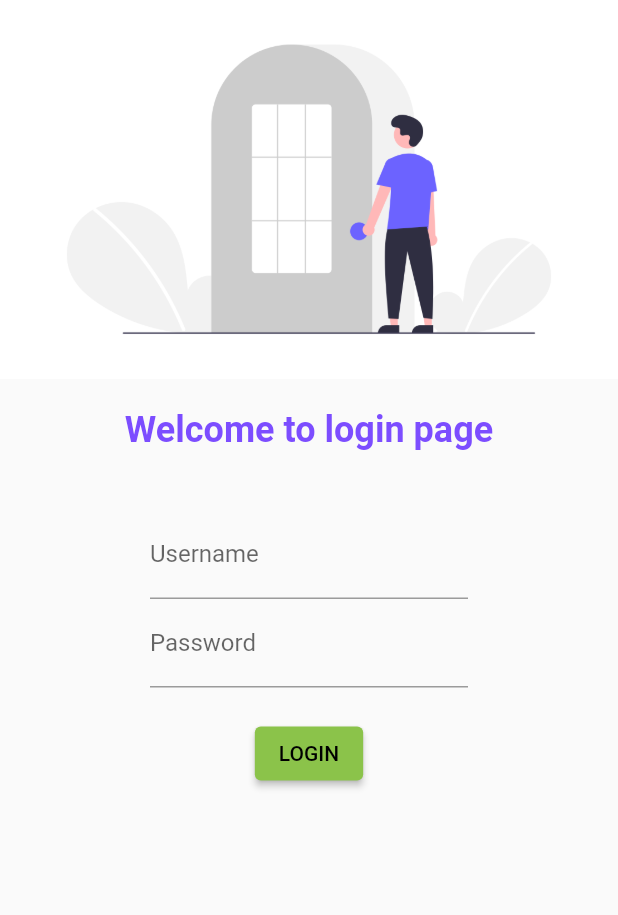
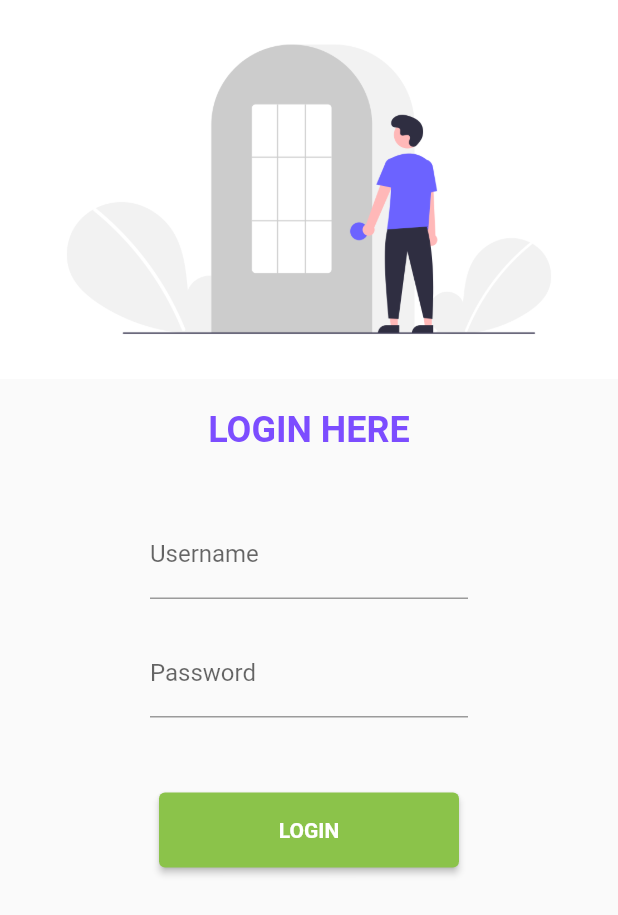
Before and after one commit to Apekshya010/Catalogue_app, a Flutter app: the screen it shows after launch, on a phone screen of 412 x 824 dp. Shown: the top 915 px of the screen. Run offline on Flutter 3.47's test engine with Material 2 defaults, Android fonts, the phone set to English and light mode, and no system bars; our stand-ins replace google_fonts.

Commit message:
day5done

```diff
--- a/lib/main.dart
+++ b/lib/main.dart
@@ -2,6 +2,7 @@ import 'package:flutter/material.dart';
 import 'package:new_project1/pages/home_page.dart';
 import 'package:new_project1/pages/login_page.dart';
 import 'package:google_fonts/google_fonts.dart';
+import 'package:new_project1/utils/routes.dart';
 
 void main() {
   runApp(MyApp());
@@ -19,10 +20,10 @@ class MyApp extends StatelessWidget {
           primarySwatch: Colors.lightGreen,
           primaryTextTheme: GoogleFonts.latoTextTheme()),
       darkTheme: ThemeData(brightness: Brightness.dark),
-      // initialRoute: "/home",
+      initialRoute: "/",
       routes: {
-        "/": (context) => LoginPage(),
-        "/home": (context) => HomePage(),
+        MyRoutes.loginRoute: (context) => LoginPage(),
+        MyRoutes.homeRoute: (context) => HomePage(),
       },
     );
   }
--- a/lib/pages/login_page.dart
+++ b/lib/pages/login_page.dart
@@ -1,6 +1,7 @@
 import 'dart:ui';
 
 import 'package:flutter/material.dart';
+import 'package:new_project1/utils/routes.dart';
 
 class LoginPage extends StatelessWidget {
   const LoginPage({Key? key}) : super(key: key);
@@ -8,11 +9,12 @@ class LoginPage extends StatelessWidget {
   @override
   Widget build(BuildContext context) {
     return Material(
+        child: SingleChildScrollView(
       child: Column(
         children: [
           Image.asset("assets/images/login_image.png", fit: BoxFit.cover),
           SizedBox(height: 20.0),
-          Text("Welcome to login page",
+          Text("LOGIN HERE",
               style: TextStyle(
                 fontWeight: FontWeight.bold,
                 color: Colors.deepPurpleAccent,
@@ -29,6 +31,7 @@ class LoginPage extends StatelessWidget {
                     labelText: "Username",
                   ),
                 ),
+                SizedBox(height: 20.0),
                 TextFormField(
                   obscureText: true,
                   decoration: InputDecoration(
@@ -36,19 +39,21 @@ class LoginPage extends StatelessWidget {
                     labelText: "Password",
                   ),
                 ),
-                SizedBox(height: 20.0),
+                SizedBox(height: 50.0),
                 ElevatedButton(
                   onPressed: () {
-                    print("button pressed");
+                    Navigator.pushNamed(context, MyRoutes.homeRoute);
                   },
-                  child: Text("LOGIN"),
-                  style: TextButton.styleFrom(),
+                  child: Text("LOGIN",
+                      style: TextStyle(
+                          color: Colors.white, fontWeight: FontWeight.bold)),
+                  style: TextButton.styleFrom(minimumSize: Size(200, 50)),
                 ),
               ],
             ),
           ),
         ],
       ),
-    );
+    ));
   }
 }
--- /dev/null
+++ b/lib/utils/routes.dart
@@ -0,0 +1,4 @@
+class MyRoutes {
+  static String loginRoute = "/";
+  static String homeRoute = "/home";
+}
```
